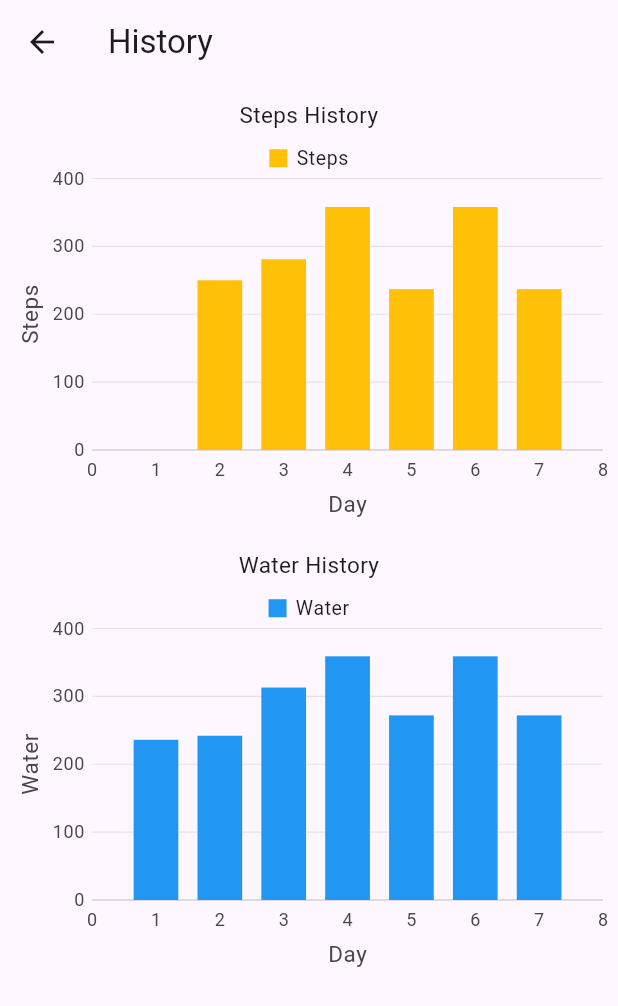
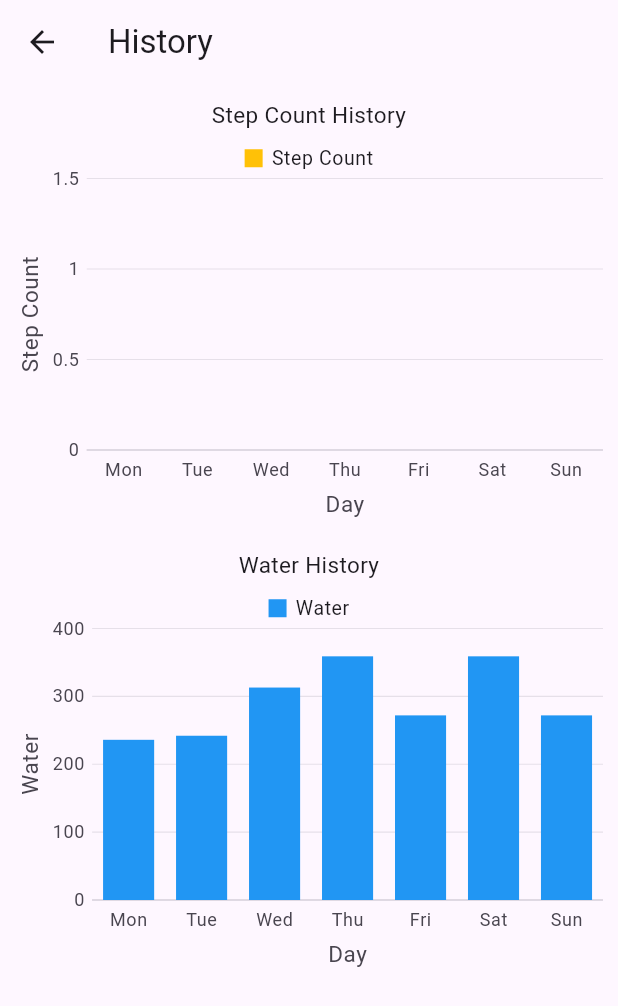
Before and after one commit to adnanpanakkad/Hydramate, a Flutter app: the NumericDefault screen opened directly, on a phone screen of 412 x 824 dp. Shown: the top 1006 px of the screen. Run offline on Flutter 3.47's test engine with Material 3 defaults, Android fonts, the phone set to English and light mode, and no system bars; our stand-ins replace awesome_dialog, get, google_fonts, hive, hive_flutter, image_picker and 6 more; missing offline and left inert: kdgaugeview; accounts and stored records are empty.

Commit message:
history updation

```diff
--- a/lib/Screens/History_page.dart
+++ b/lib/Screens/History_page.dart
@@ -1,13 +1,19 @@
 import 'package:flutter/material.dart';
+import 'package:hive/hive.dart';
 import 'package:syncfusion_flutter_charts/charts.dart';
+import 'package:water_tracking_app/db/functions/db_functions.dart';
+import 'package:water_tracking_app/model/stepcount_model.dart';
 
 class ChartSampleData {
-  ChartSampleData(
-      {this.xValue, required this.yValue, required this.secondSeriesYValue});
+  ChartSampleData({
+    this.xValue,
+    required this.yValue,
+    // required this.secondSeriesYValue,
+  });
 
   final dynamic xValue;
   final num yValue;
-  final num secondSeriesYValue;
+  // final num secondSeriesYValue;
 }
 
 class NumericDefault extends StatefulWidget {
@@ -22,28 +28,40 @@ class NumericDefaultState extends State<NumericDefault> {
   List<ChartSampleData> stepsData = [];
   List<ChartSampleData> waterData = [];
 
+  int stepCount = 0;
+
+  void _loadStepCountFromHive() async {
+    HiveDb db = HiveDb();
+    Box<UserstepdataModel> stepCountBox =
+        await Hive.openBox<UserstepdataModel>(db.stepCountBoxKey);
+    UserstepdataModel? model = stepCountBox.get('UserDetailsTracking');
+    setState(() {
+      stepCount = int.parse(model!.dailystepCount);
+    });
+  }
+
   @override
   void initState() {
     _tooltipBehavior = TooltipBehavior(
         enable: true, format: 'Score: point.y', canShowMarker: false);
     stepsData = <ChartSampleData>[
-      ChartSampleData(xValue: DateTime.december, yValue: 240, secondSeriesYValue: 0),
-      ChartSampleData(xValue: 2, yValue: 250, secondSeriesYValue: 0),
-      ChartSampleData(xValue: 3, yValue: 281, secondSeriesYValue: 0),
-      ChartSampleData(xValue: 4, yValue: 358, secondSeriesYValue: 0),
-      ChartSampleData(xValue: 5, yValue: 237, secondSeriesYValue: 0),
-      ChartSampleData(xValue: 6, yValue: 358, secondSeriesYValue: 0),
-      ChartSampleData(xValue: 7, yValue: 237, secondSeriesYValue: 0),
+      ChartSampleData(xValue: 'Mon', yValue: stepCount),
+      ChartSampleData(xValue: 'Tue', yValue: stepCount),
+      ChartSampleData(xValue: 'Wed', yValue: stepCount),
+      ChartSampleData(xValue: 'Thu', yValue: stepCount),
+      ChartSampleData(xValue: 'Fri', yValue: stepCount),
+      ChartSampleData(xValue: 'Sat', yValue: stepCount),
+      ChartSampleData(xValue: 'Sun', yValue: stepCount),
     ];
 
     waterData = <ChartSampleData>[
-      ChartSampleData(xValue: 1, yValue: 236, secondSeriesYValue: 0),
-      ChartSampleData(xValue: 2, yValue: 242, secondSeriesYValue: 0),
-      ChartSampleData(xValue: 3, yValue: 313, secondSeriesYValue: 0),
-      ChartSampleData(xValue: 4, yValue: 359, secondSeriesYValue: 0),
-      ChartSampleData(xValue: 5, yValue: 272, secondSeriesYValue: 0),
-      ChartSampleData(xValue: 6, yValue: 359, secondSeriesYValue: 0),
-      ChartSampleData(xValue: 7, yValue: 272, secondSeriesYValue: 0),
+      ChartSampleData(xValue: 'Mon', yValue: 236,  ),
+      ChartSampleData(xValue: 'Tue', yValue: 242, ),
+      ChartSampleData(xValue: 'Wed', yValue: 313, ),
+      ChartSampleData(xValue: 'Thu', yValue: 359, ),
+      ChartSampleData(xValue: 'Fri', yValue: 272, ),
+      ChartSampleData(xValue: 'Sat', yValue: 359, ),
+      ChartSampleData(xValue: 'Sun', yValue: 272, ),
     ];
 
     super.initState();
@@ -67,7 +85,7 @@ class NumericDefaultState extends State<NumericDefault> {
   }
 
   Widget _buildStepsChart() {
-    return _buildChart('Steps', Colors.amber, stepsData);
+    return _buildChart('Step Count', Colors.amber, stepsData);
   }
 
   Widget _buildWaterChart() {
@@ -80,14 +98,11 @@ class NumericDefaultState extends State<NumericDefault> {
       title: ChartTitle(text: '$seriesName History'),
       plotAreaBorderWidth: 0,
       legend: Legend(isVisible: true, position: LegendPosition.top),
-      primaryXAxis: NumericAxis(
-          title: AxisTitle(text: 'Day'),
-          minimum: 0,
-          maximum: 8,
-          interval: 1,
-          majorGridLines: MajorGridLines(width: 0),
-          majorTickLines: MajorTickLines(size: 0),
-          edgeLabelPlacement: EdgeLabelPlacement.hide),
+      primaryXAxis: CategoryAxis(
+        title: AxisTitle(text: 'Day'),
+        majorGridLines: MajorGridLines(width: 0),
+        majorTickLines: MajorTickLines(size: 0),
+      ),
       primaryYAxis: NumericAxis(
           title: AxisTitle(text: seriesName),
           axisLine: AxisLine(width: 0),
@@ -97,13 +112,13 @@ class NumericDefaultState extends State<NumericDefault> {
     );
   }
 
-  List<ColumnSeries<ChartSampleData, num>> getDefaultNumericSeries(
+  List<ColumnSeries<ChartSampleData, String>> getDefaultNumericSeries(
       String seriesName, Color seriesColor, List<ChartSampleData> data) {
-    return <ColumnSeries<ChartSampleData, num>>[
-      ColumnSeries<ChartSampleData, num>(
+    return <ColumnSeries<ChartSampleData, String>>[
+      ColumnSeries<ChartSampleData, String>(
         dataSource: data,
         color: seriesColor,
-        xValueMapper: (ChartSampleData sales, _) => sales.xValue as num,
+        xValueMapper: (ChartSampleData sales, _) => sales.xValue as String,
         yValueMapper: (ChartSampleData sales, _) => sales.yValue,
         name: seriesName,
       ),
--- a/lib/Screens/homepage/home_page.dart
+++ b/lib/Screens/homepage/home_page.dart
@@ -22,10 +22,10 @@ class _HomePageState extends State<HomePage> {
       ValueNotifier<String?>('1');
   String? get selecteditem => _selectedItemNotifier.value;
   double percentage = 0;
-
   incrementPercentage() {
     setState(() {
-      percentage += 0.1;
+      double selectedItem = double.parse(selecteditem!);
+      percentage += 0.1*selectedItem;
       if (percentage >= 1.0) {
         percentage = 1.0;
         if (percentage == 1.0) {
@@ -37,7 +37,8 @@ class _HomePageState extends State<HomePage> {
 
   decrementPercentage() {
     setState(() {
-      percentage -= 0.1;
+      int selectedItem = int.parse(selecteditem!);
+      percentage -= 0.1 * selectedItem;
       if (percentage < 0.0) {
         percentage = 0.0;
       }
--- a/lib/Screens/homepage/widgets/appdrawer.dart
+++ b/lib/Screens/homepage/widgets/appdrawer.dart
@@ -4,7 +4,6 @@ import 'package:water_tracking_app/Screens/appinfo.dart';
 import 'dart:io';
 import 'package:water_tracking_app/Screens/homepage/functions/popup.dart';
 import 'package:water_tracking_app/Screens/privacy_policy.dart';
-import 'package:water_tracking_app/db/functions/db_functions.dart';
 
 class AppDrawer extends StatelessWidget {
   final String userName;
--- a/lib/main.dart
+++ b/lib/main.dart
@@ -35,7 +35,6 @@ void main() async {
       await stepCountBox.put('UserDetailsTracking', newModel);
     }
   }
-
   HiveDb db = HiveDb();
   Box userBox = await Hive.openBox(db.userBoxKey);
 
```
Also changed, not shown: lib/Screens/analysispage/Analysis.dart (line endings or trailing spaces), lib/Screens/analysispage/widgets/analysiscontainer.dart (line endings or trailing spaces), lib/Screens/goalpage/addwatergoal.dart (line endings or trailing spaces).
